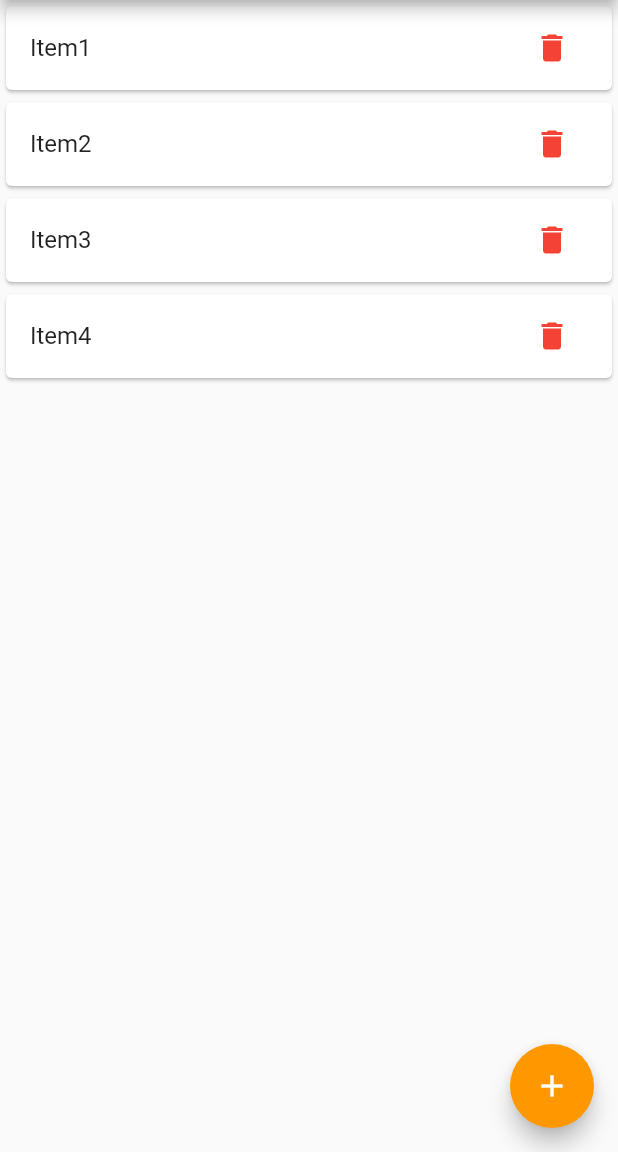
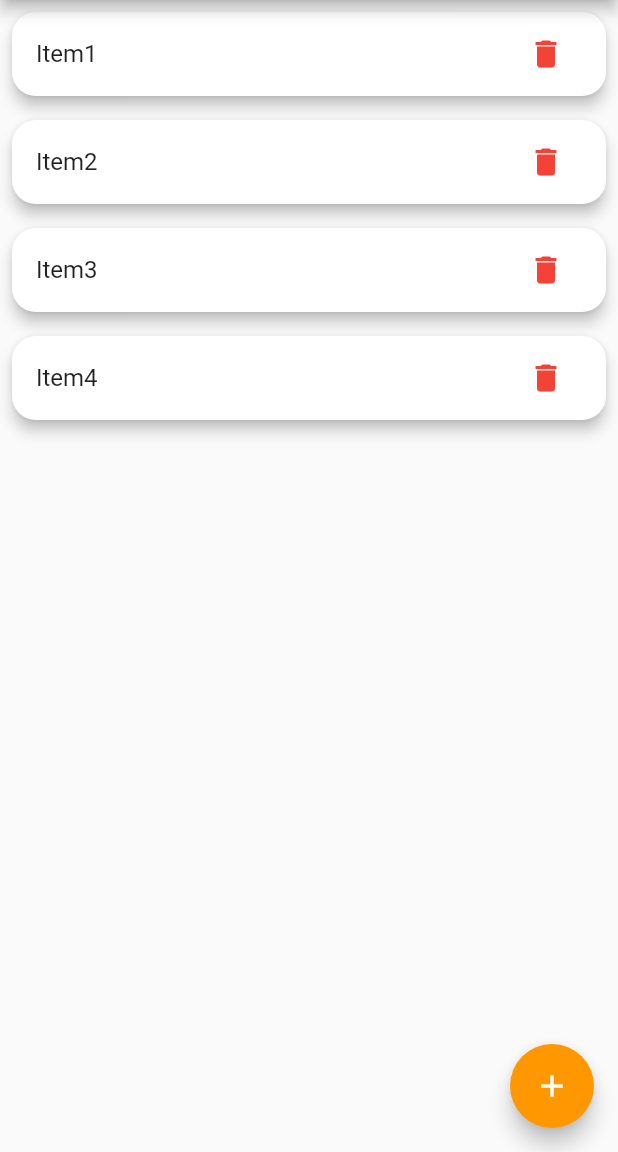
Before and after one commit to vankatwijk/Todo-Flutter-Firebase, a Flutter app: the screen it shows after launch, on a phone screen of 412 x 824 dp, the part 84-1236 px from its top. Run offline on Flutter 3.47's test engine with Material 2 defaults, Android fonts, the phone set to English and light mode, and no system bars.

Commit message:
UI tweaks

```diff
--- a/Todo/lib/main.dart
+++ b/Todo/lib/main.dart
@@ -72,6 +72,10 @@ class _MyAppState extends State<MyApp> {
           return Dismissible(
             key:Key(todos[index]),
             child:Card(
+              elevation: 4,
+              margin: EdgeInsets.all(8),
+              shape:RoundedRectangleBorder(borderRadius:
+              BorderRadius.circular(16)),
               child: ListTile(
                 title:Text(todos[index]),
                 trailing: IconButton(icon: Icon(Icons.delete, color:Colors.red),
```
